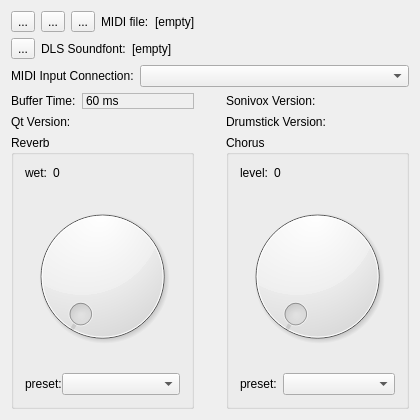
Qt form guisynth/mainwindow.ui (pedrolcl/Linux-SonivoxEas) before a commit.
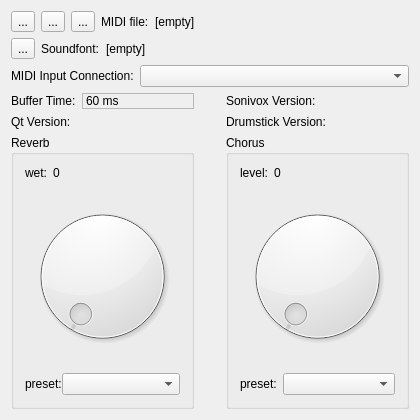
The same form after that commit. Icons and pictures are not drawn.

Commit message: updated workflow and sonivox submodule

What changed in the file:
```diff
--- a/guisynth/mainwindow.ui
+++ b/guisynth/mainwindow.ui
@@ -353,7 +353,7 @@
          </sizepolicy>
         </property>
         <property name="text">
-         <string>DLS Soundfont:</string>
+         <string>Soundfont:</string>
         </property>
        </widget>
       </item>
```
Left out of the diff: 12 changed lines with no effect on the pictures. The commit also changes 2 other files.
